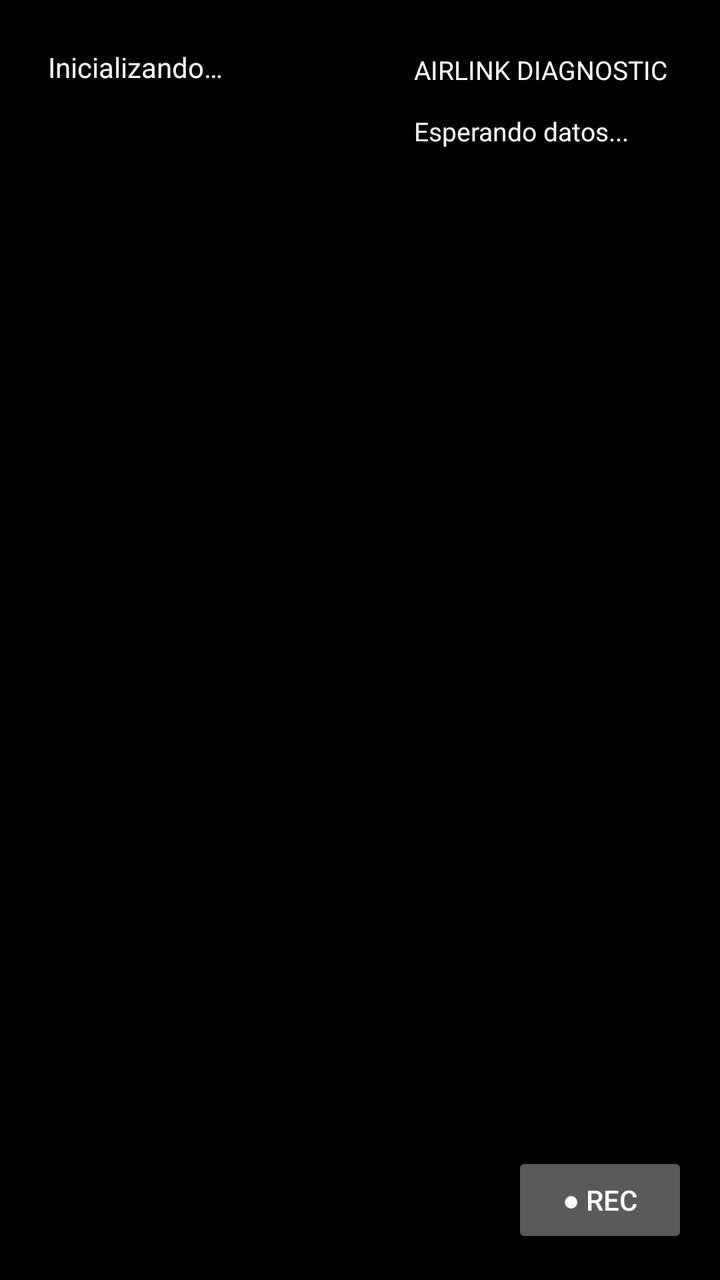
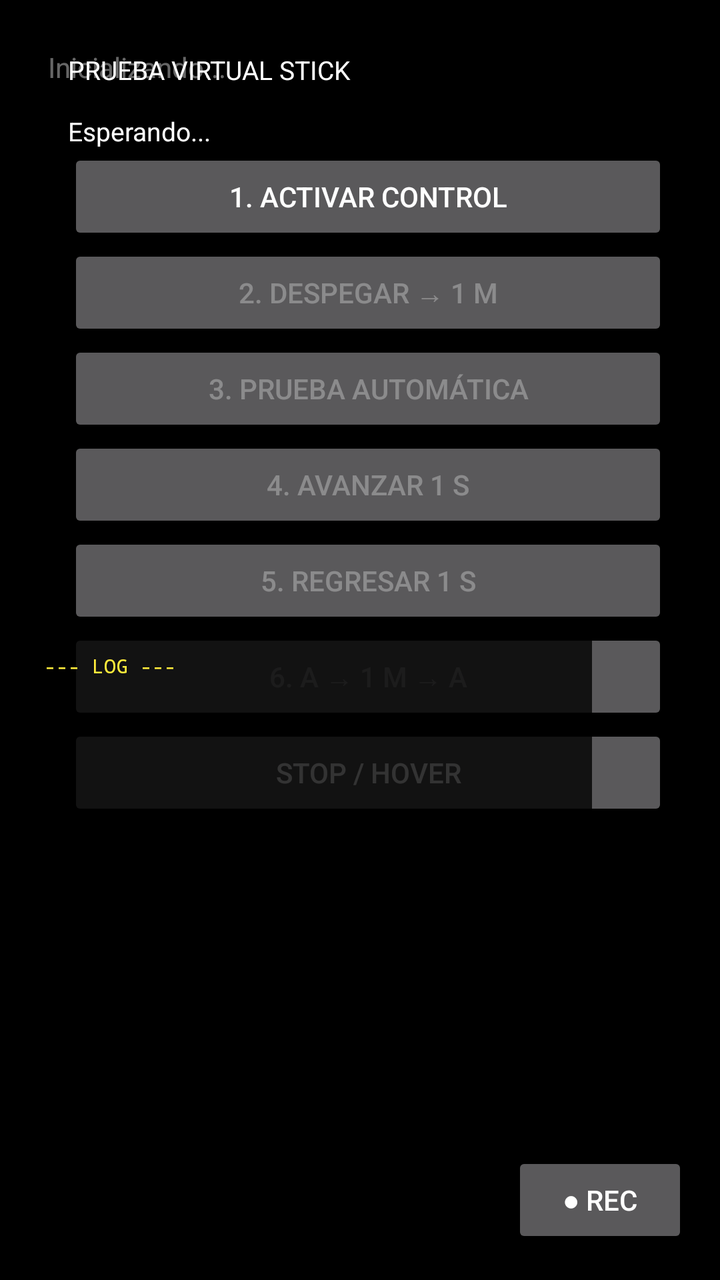

Compare the two renders of this Android layout. The source of the first and the diff that turns it into the second are given below.
<!-- AndroidManifest.xml: application theme Theme.MavicAirTelemetry -->
<!-- res/layout/activity_main.xml -->
<?xml version="1.0" encoding="utf-8"?>
<FrameLayout xmlns:android="http://schemas.android.com/apk/res/android"
    android:layout_width="match_parent"
    android:layout_height="match_parent"
    android:background="#000000">

    <TextureView
        android:id="@+id/videoSurface"
        android:layout_width="match_parent"
        android:layout_height="match_parent" />

    
    <TextView
        android:id="@+id/statusText"
        android:layout_width="wrap_content"
        android:layout_height="wrap_content"
        android:layout_gravity="top|start"
        android:layout_margin="16dp"
        android:background="#66000000"
        android:padding="8dp"
        android:text="@string/status_initializing"
        android:textColor="#FFFFFF"
        android:textSize="14sp" />

    
    <TextView
        android:id="@+id/telemetryText"
        android:layout_width="wrap_content"
        android:layout_height="wrap_content"
        android:layout_gravity="bottom|start"
        android:layout_marginStart="16dp"
        android:layout_marginBottom="16dp"
        android:background="#66000000"
        android:padding="8dp"
        android:text=""
        android:textColor="#FFFFFF"
        android:textSize="14sp" />

    
    <TextView
        android:id="@+id/airLinkText"
        android:layout_width="wrap_content"
        android:layout_height="wrap_content"
        android:layout_gravity="top|end"
        android:layout_margin="16dp"
        android:background="#99000000"
        android:padding="10dp"
        android:text="AIRLINK DIAGNOSTIC&#10;&#10;Esperando datos..."
        android:textColor="#FFFFFF"
        android:textSize="13sp" />

    <Button
        android:id="@+id/recButton"
        android:layout_width="wrap_content"
        android:layout_height="wrap_content"
        android:layout_gravity="bottom|end"
        android:layout_margin="16dp"
        android:text="● REC" />

</FrameLayout>
<!-- resources referenced by this layout -->
<resources>
  <string name="status_initializing">Inicializando…</string>
  <style name="Theme.MavicAirTelemetry" parent="Theme.AppCompat.NoActionBar">
          <item name="colorPrimary">#212121</item>
          <item name="colorPrimaryDark">#000000</item>
          <item name="colorAccent">#00E5FF</item>
      </style>
</resources>

<!-- the commit's change to res/layout/activity_main.xml (unified diff, before → after) -->
@@ -18,7 +18,7 @@
         android:layout_margin="16dp"
         android:background="#66000000"
         android:padding="8dp"
-        android:text="@string/status_initializing"
+        android:text="Inicializando..."
         android:textColor="#FFFFFF"
         android:textSize="14sp" />
 
@@ -37,18 +37,79 @@
         android:textSize="14sp" />
 
     
-    <TextView
-        android:id="@+id/airLinkText"
-        android:layout_width="wrap_content"
+    <ScrollView
+        android:layout_width="320dp"
         android:layout_height="wrap_content"
         android:layout_gravity="top|end"
         android:layout_margin="16dp"
         android:background="#99000000"
-        android:padding="10dp"
-        android:text="AIRLINK DIAGNOSTIC&#10;&#10;Esperando datos..."
-        android:textColor="#FFFFFF"
-        android:textSize="13sp" />
+        android:fillViewport="true">
 
+        <LinearLayout
+            android:layout_width="match_parent"
+            android:layout_height="wrap_content"
+            android:orientation="vertical"
+            android:padding="10dp">
+
+            <TextView
+                android:id="@+id/virtualStickText"
+                android:layout_width="match_parent"
+                android:layout_height="wrap_content"
+                android:text="PRUEBA VIRTUAL STICK&#10;&#10;Esperando..."
+                android:textColor="#FFFFFF"
+                android:textSize="13sp" />
+
+            <Button
+                android:id="@+id/enableVirtualStickButton"
+                android:layout_width="match_parent"
+                android:layout_height="wrap_content"
+                android:text="1. ACTIVAR CONTROL" />
+
+            <Button
+                android:id="@+id/takeoffButton"
+                android:layout_width="match_parent"
+                android:layout_height="wrap_content"
+                android:enabled="false"
+                android:text="2. DESPEGAR → 1 m" />
+
+            <Button
+                android:id="@+id/autoTestButton"
+                android:layout_width="match_parent"
+                android:layout_height="wrap_content"
+                android:enabled="false"
+                android:text="3. PRUEBA AUTOMÁTICA" />
+
+            <Button
+                android:id="@+id/testForwardButton"
+                android:layout_width="match_parent"
+                android:layout_height="wrap_content"
+                android:enabled="false"
+                android:text="4. AVANZAR 1 s" />
+
+            <Button
+                android:id="@+id/returnButton"
+                android:layout_width="match_parent"
+                android:layout_height="wrap_content"
+                android:enabled="false"
+                android:text="5. REGRESAR 1 s" />
+
+            <Button
+                android:id="@+id/testOneMeterButton"
+                android:layout_width="match_parent"
+                android:layout_height="wrap_content"
+                android:enabled="false"
+                android:text="6. A → 1 m → A" />
+
+            <Button
+                android:id="@+id/emergencyStopButton"
+                android:layout_width="match_parent"
+                android:layout_height="wrap_content"
+                android:text="STOP / HOVER" />
+
+        </LinearLayout>
+    </ScrollView>
+
+    
     <Button
         android:id="@+id/recButton"
         android:layout_width="wrap_content"
@@ -57,4 +118,29 @@
         android:layout_margin="16dp"
         android:text="● REC" />
 
+    
+    
+    
+    
+    
+    <ScrollView
+        android:id="@+id/errorLogScroll"
+        android:layout_width="280dp"
+        android:layout_height="180dp"
+        android:layout_gravity="bottom|start"
+        android:layout_marginStart="16dp"
+        android:layout_marginBottom="140dp"
+        android:background="#CC000000"
+        android:padding="6dp">
+
+        <TextView
+            android:id="@+id/errorLogText"
+            android:layout_width="match_parent"
+            android:layout_height="wrap_content"
+            android:fontFamily="monospace"
+            android:text="--- LOG ---"
+            android:textColor="#FFEB3B"
+            android:textSize="10sp" />
+    </ScrollView>
+
 </FrameLayout>
<!-- resource entries referenced after the edit -->
@@ -1,6 +1,5 @@
 <!-- resources referenced by this layout -->
 <resources>
-  <string name="status_initializing">Inicializando…</string>
   <style name="Theme.MavicAirTelemetry" parent="Theme.AppCompat.NoActionBar">
           <item name="colorPrimary">#212121</item>
           <item name="colorPrimaryDark">#000000</item>
